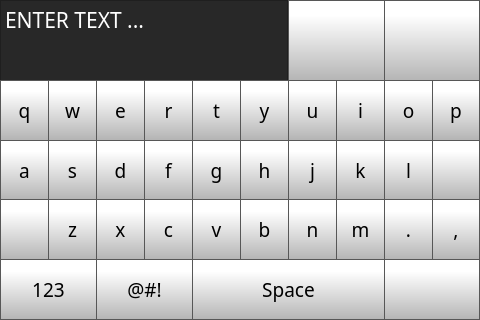
The window that octoprint_Volterra400Dual2022TouchUI/win_keyboard.ui (lazy-b0nes2006/Volterra400Dual2022TouchUI) describes before a commit, drawn with Qt 5.
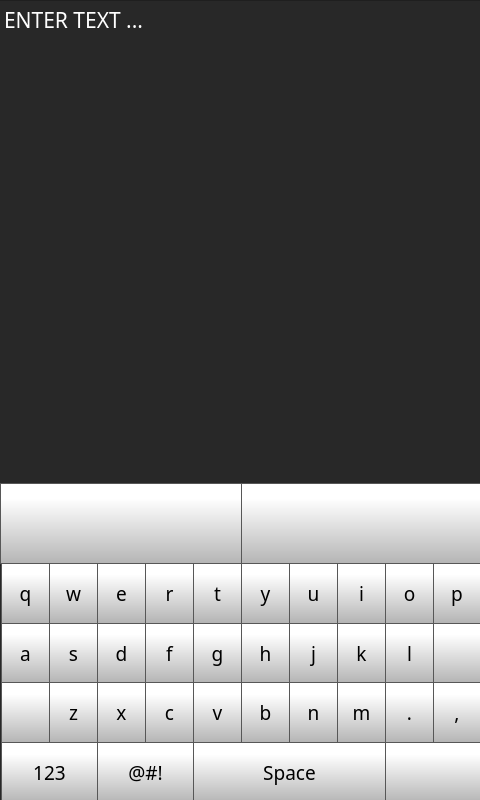
The same window after the commit. Icons and pictures are not drawn.

```diff
--- a/octoprint_Volterra400Dual2022TouchUI/win_keyboard.ui
+++ b/octoprint_Volterra400Dual2022TouchUI/win_keyboard.ui
@@ -7,19 +7,35 @@
     <x>0</x>
     <y>0</y>
     <width>480</width>
-    <height>320</height>
+    <height>800</height>
    </rect>
   </property>
+  <property name="minimumSize">
+   <size>
+    <width>480</width>
+    <height>800</height>
+   </size>
+  </property>
+  <property name="maximumSize">
+   <size>
+    <width>480</width>
+    <height>800</height>
+   </size>
+  </property>
   <property name="windowTitle">
    <string>Form</string>
   </property>
+  <property name="styleSheet">
+   <string notr="true">
+background-color: rgb(40, 40, 40);</string>
+  </property>
   <widget class="QTextEdit" name="tbDisplay">
    <property name="geometry">
     <rect>
-     <x>0</x>
+     <x>-1</x>
      <y>0</y>
-     <width>288</width>
-     <height>81</height>
+     <width>482</width>
+     <height>566</height>
     </rect>
    </property>
    <property name="font">
@@ -43,8 +59,8 @@
   <widget class="QStackedWidget" name="pageHolder">
    <property name="geometry">
     <rect>
-     <x>0</x>
-     <y>80</y>
+     <x>1</x>
+     <y>563</y>
      <width>480</width>
      <height>250</height>
     </rect>
@@ -77,9 +93,7 @@
        <family>Gotham Medium</family>
        <pointsize>14</pointsize>
        <weight>50</weight>
-       <italic>false</italic>
        <bold>false</bold>
-       <underline>false</underline>
       </font>
      </property>
      <property name="styleSheet">
@@ -128,9 +142,7 @@
        <family>Gotham Medium</family>
        <pointsize>14</pointsize>
        <weight>50</weight>
-       <italic>false</italic>
        <bold>false</bold>
-       <underline>false</underline>
       </font>
      </property>
      <property name="styleSheet">
@@ -179,9 +191,7 @@
        <family>Gotham Medium</family>
        <pointsize>14</pointsize>
        <weight>50</weight>
-       <italic>false</italic>
        <bold>false</bold>
-       <underline>false</underline>
       </font>
      </property>
      <property name="styleSheet">
@@ -229,9 +239,7 @@
        <family>Gotham Medium</family>
        <pointsize>14</pointsize>
        <weight>50</weight>
-       <italic>false</italic>
        <bold>false</bold>
-       <underline>false</underline>
       </font>
      </property>
      <property name="styleSheet">
@@ -280,9 +288,7 @@
        <family>Gotham Medium</family>
        <pointsize>14</pointsize>
        <weight>50</weight>
-       <italic>false</italic>
        <bold>false</bold>
-       <underline>false</underline>
       </font>
      </property>
      <property name="styleSheet">
@@ -331,9 +337,7 @@
        <family>Gotham Medium</family>
        <pointsize>14</pointsize>
        <weight>50</weight>
-       <italic>false</italic>
        <bold>false</bold>
-       <underline>false</underline>
       </font>
      </property>
      <property name="styleSheet">
@@ -381,9 +385,7 @@
        <family>Gotham Medium</family>
        <pointsize>14</pointsize>
        <weight>50</weight>
-       <italic>false</italic>
        <bold>false</bold>
-       <underline>false</underline>
       </font>
      </property>
      <property name="styleSheet">
@@ -432,9 +434,7 @@
        <family>Gotham Medium</family>
        <pointsize>14</pointsize>
        <weight>50</weight>
-       <italic>false</italic>
        <bold>false</bold>
-       <underline>false</underline>
       </font>
      </property>
      <property name="styleSheet">
@@ -483,9 +483,7 @@
        <family>Gotham Medium</family>
        <pointsize>14</pointsize>
        <weight>50</weight>
-       <italic>false</italic>
        <bold>false</bold>
-       <underline>false</underline>
       </font>
      </property>
      <property name="styleSheet">
@@ -533,9 +531,7 @@
        <family>Gotham Medium</family>
        <pointsize>14</pointsize>
        <weight>50</weight>
-       <italic>false</italic>
        <bold>false</bold>
-       <underline>false</underline>
       </font>
      </property>
      <property name="styleSheet">
@@ -583,9 +579,7 @@
        <family>Gotham Medium</family>
        <pointsize>14</pointsize>
        <weight>50</weight>
-       <italic>false</italic>
        <bold>false</bold>
-       <underline>false</underline>
       </font>
      </property>
      <property name="styleSheet">
@@ -634,9 +628,7 @@
        <family>Gotham Medium</family>
        <pointsize>14</pointsize>
        <weight>50</weight>
-       <italic>false</italic>
        <bold>false</bold>
-       <underline>false</underline>
       </font>
      </property>
      <property name="styleSheet">
@@ -685,9 +677,7 @@
        <family>Gotham Medium</family>
        <pointsize>14</pointsize>
        <weight>50</weight>
-       <italic>false</italic>
        <bold>false</bold>
-       <underline>false</underline>
       </font>
      </property>
      <property name="styleSheet">
@@ -735,9 +725,7 @@
        <family>Gotham Medium</family>
        <pointsize>14</pointsize>
        <weight>50</weight>
-       <italic>false</italic>
        <bold>false</bold>
-       <underline>false</underline>
       </font>
      </property>
      <property name="styleSheet">
@@ -790,9 +778,7 @@
        <family>Gotham Medium</family>
        <pointsize>14</pointsize>
        <weight>50</weight>
-       <italic>false</italic>
        <bold>false</bold>
-       <underline>false</underline>
       </font>
      </property>
      <property name="styleSheet">
@@ -841,9 +827,7 @@
        <family>Gotham Medium</family>
        <pointsize>14</pointsize>
        <weight>50</weight>
-       <italic>false</italic>
        <bold>false</bold>
-       <underline>false</underline>
       </font>
      </property>
      <property name="styleSheet">
@@ -892,9 +876,7 @@
        <family>Gotham Medium</family>
        <pointsize>14</pointsize>
        <weight>50</weight>
-       <italic>false</italic>
        <bold>false</bold>
-       <underline>false</underline>
       </font>
      </property>
      <property name="styleSheet">
@@ -943,9 +925,7 @@
        <family>Gotham Medium</family>
        <pointsize>14</pointsize>
        <weight>50</weight>
-       <italic>false</italic>
        <bold>false</bold>
-       <underline>false</underline>
       </font>
      </property>
      <property name="styleSheet">
@@ -993,9 +973,7 @@
        <family>Gotham Medium</family>
        <pointsize>14</pointsize>
        <weight>50</weight>
-       <italic>false</italic>
        <bold>false</bold>
-       <underline>false</underline>
       </font>
      </property>
      <property name="styleSheet">
@@ -1044,9 +1022,7 @@
        <family>Gotham Medium</family>
        <pointsize>14</pointsize>
        <weight>50</weight>
-       <italic>false</italic>
        <bold>false</bold>
-       <underline>false</underline>
       </font>
      </property>
      <property name="styleSheet">
@@ -1094,9 +1070,7 @@
        <family>Gotham Medium</family>
        <pointsize>14</pointsize>
        <weight>50</weight>
-       <italic>false</italic>
        <bold>false</bold>
-       <underline>false</underline>
       </font>
      </property>
      <property name="styleSheet">
@@ -1145,9 +1119,7 @@
        <family>Gotham Medium</family>
        <pointsize>14</pointsize>
        <weight>50</weight>
-       <italic>false</italic>
        <bold>false</bold>
-       <underline>false</underline>
       </font>
      </property>
      <property name="styleSheet">
@@ -1195,9 +1167,7 @@
        <family>Gotham Medium</family>
        <pointsize>14</pointsize>
        <weight>50</weight>
-       <italic>false</italic>
        <bold>false</bold>
-       <underline>false</underline>
       </font>
      </property>
      <property name="styleSheet">
@@ -1246,9 +1216,7 @@
        <family>Gotham Medium</family>
        <pointsize>14</pointsize>
        <weight>50</weight>
-       <italic>false</italic>
        <bold>false</bold>
-       <underline>false</underline>
       </font>
      </property>
      <property name="styleSheet">
@@ -1297,9 +1265,7 @@
        <family>Gotham Medium</family>
        <pointsize>14</pointsize>
        <weight>50</weight>
-       <italic>false</italic>
        <bold>false</bold>
-       <underline>false</underline>
       </font>
      </property>
      <property name="styleSheet">
@@ -1347,9 +1313,7 @@
        <family>Gotham Medium</family>
        <pointsize>14</pointsize>
        <weight>50</weight>
-       <italic>false</italic>
        <bold>false</bold>
-       <underline>false</underline>
       </font>
      </property>
      <property name="styleSheet">
@@ -1398,9 +1362,7 @@
        <family>Gotham Medium</family>
        <pointsize>14</pointsize>
        <weight>50</weight>
-       <italic>false</italic>
        <bold>false</bold>
-       <underline>false</underline>
       </font>
      </property>
      <property name="styleSheet">
@@ -1457,9 +1419,7 @@
        <family>Gotham Medium</family>
        <pointsize>14</pointsize>
        <weight>50</weight>
-       <italic>false</italic>
        <bold>false</bold>
-       <underline>false</underline>
       </font>
      </property>
      <property name="styleSheet">
@@ -1508,9 +1468,7 @@
        <family>Gotham Medium</family>
        <pointsize>14</pointsize>
        <weight>50</weight>
-       <italic>false</italic>
        <bold>false</bold>
-       <underline>false</underline>
       </font>
      </property>
      <property name="styleSheet">
@@ -1558,9 +1516,7 @@
        <family>Gotham Medium</family>
        <pointsize>14</pointsize>
        <weight>50</weight>
-       <italic>false</italic>
        <bold>false</bold>
-       <underline>false</underline>
       </font>
      </property>
      <property name="styleSheet">
@@ -1608,9 +1564,7 @@
        <family>Gotham Medium</family>
        <pointsize>14</pointsize>
        <weight>50</weight>
-       <italic>false</italic>
        <bold>false</bold>
-       <underline>false</underline>
       </font>
      </property>
      <property name="styleSheet">
@@ -1659,9 +1613,7 @@
        <family>Gotham Medium</family>
        <pointsize>14</pointsize>
        <weight>50</weight>
-       <italic>false</italic>
        <bold>false</bold>
-       <underline>false</underline>
       </font>
      </property>
      <property name="styleSheet">
@@ -1710,9 +1662,7 @@
        <family>Gotham Medium</family>
        <pointsize>14</pointsize>
        <weight>50</weight>
-       <italic>false</italic>
        <bold>false</bold>
-       <underline>false</underline>
       </font>
      </property>
      <property name="styleSheet">
@@ -1771,9 +1721,7 @@
        <family>Gotham Medium</family>
        <pointsize>14</pointsize>
        <weight>50</weight>
-       <italic>false</italic>
        <bold>false</bold>
-       <underline>false</underline>
       </font>
      </property>
      <property name="styleSheet">
@@ -6467,9 +6415,9 @@
   <widget class="QPushButton" name="btCursorLeft">
    <property name="geometry">
     <rect>
-     <x>288</x>
-     <y>0</y>
-     <width>96</width>
+     <x>0</x>
+     <y>483</y>
+     <width>241</width>
      <height>81</height>
     </rect>
    </property>
@@ -6525,9 +6473,9 @@
   <widget class="QPushButton" name="btCursorRight">
    <property name="geometry">
     <rect>
-     <x>384</x>
-     <y>0</y>
-     <width>96</width>
+     <x>241</x>
+     <y>483</y>
+     <width>240</width>
      <height>81</height>
     </rect>
    </property>
```
Left out of the diff: 112 changed lines with no effect on the pictures.
